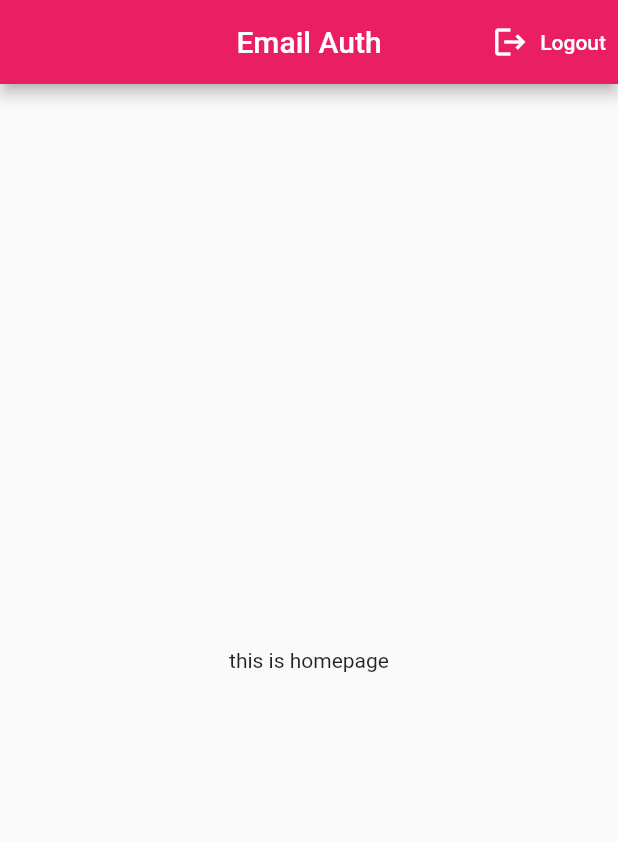
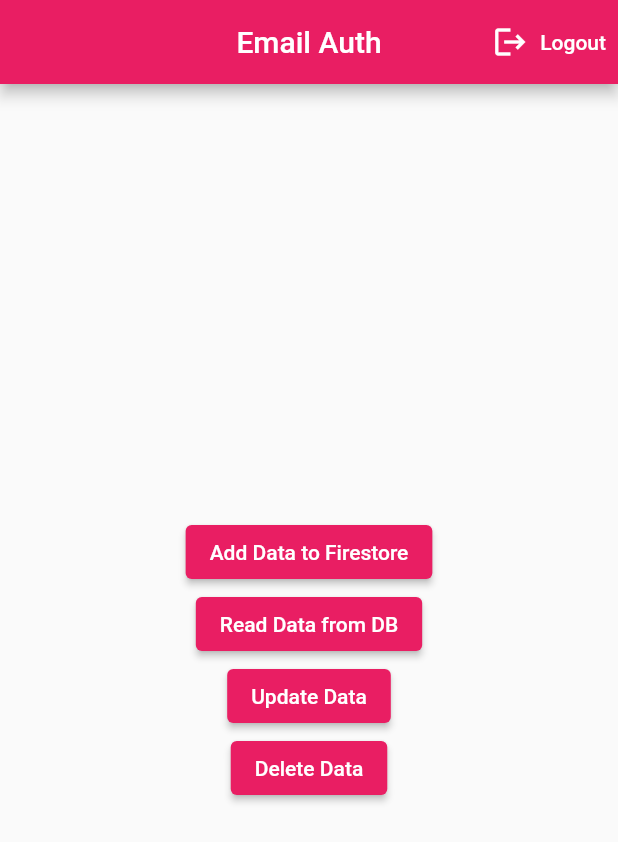
Before and after one commit to bzamanbd/Flutter-Firebase-Email-Password-Auth, a Flutter app: the screen it shows once a user with an empty profile is signed in, on a phone screen of 412 x 824 dp. Shown: the top 842 px of the screen. Run offline on Flutter 3.47's test engine with Material 2 defaults, Android fonts, the light colour scheme and no system bars; our stand-ins replace cloud_firestore, firebase_auth, firebase_core, flutter_signin_button, google_sign_in; accounts and stored records are empty.

Commit message:
CRUD operation with firestore db is done.

```diff
--- a/lib/screens/home_screen.dart
+++ b/lib/screens/home_screen.dart
@@ -1,12 +1,21 @@
+//step1:Creating firestore instance//
+// ignore_for_file: avoid_print
+
+import 'package:cloud_firestore/cloud_firestore.dart';
 import 'package:firebase_first_app/services/auth_service.dart';
 import 'package:flutter/material.dart';
 
+// ignore: must_be_immutable
 class HomeScreen extends StatelessWidget {
   final String title;
-  const HomeScreen({Key? key, required this.title}) : super(key: key);
+  HomeScreen({Key? key, required this.title}) : super(key: key);
+
+  //step2:Creating firestore instance//
+  FirebaseFirestore firestore = FirebaseFirestore.instance;
 
   @override
   Widget build(BuildContext context) {
+    Size size = MediaQuery.of(context).size;
     return SafeArea(
       child: Scaffold(
         appBar: AppBar(
@@ -22,8 +31,69 @@ class HomeScreen extends StatelessWidget {
                 style: TextButton.styleFrom(primary: Colors.white)),
           ],
         ),
-        body: const Center(
-          child: Text('this is homepage'),
+        body: Center(
+          child: SizedBox(
+            width: size.width,
+            child: Column(
+              mainAxisAlignment: MainAxisAlignment.center,
+              crossAxisAlignment: CrossAxisAlignment.center,
+              children: [
+                ElevatedButton(
+                    onPressed: () async {
+                      //step3:Creating collectionReference//
+                      CollectionReference users = firestore.collection('users');
+                      //step4:Adding data in Map format(key:value)//
+                      await users.add({
+                        'name':'Radifa'
+                      });
+
+                      //to set your own docName//
+                      // await users.doc('fruit').set({'name': 'Mango'});
+                    },
+                    child: const Text('Add Data to Firestore')),
+                ElevatedButton(
+                    onPressed: () async {
+                      CollectionReference users = firestore.collection('users');
+                      //to get the output of users(collection)//
+                      // QuerySnapshot allResults = await users.get();
+                      // for (var result in allResults.docs) {
+                      //   print(result.data());
+                      // }
+
+                      //Read data from a specific doc of the collection of DB//
+                      DocumentSnapshot result = await users.doc('fruit').get();
+                      print(result.data());
+
+                      //realtiem data changing as stream//
+                      // users.doc('fruit').snapshots().listen((result) {
+                      //   print(result.data());
+                      // });
+                    },
+                    child: const Text('Read Data from DB')),
+
+                //to update data//
+                ElevatedButton(
+                    onPressed: () async {
+                      await firestore
+                          .collection('users')
+                          .doc('fruit')
+                          .update({
+                            'name':'Guava'
+                          });
+                    },
+                    child: const Text('Update Data')),
+
+                ElevatedButton(
+                    onPressed: () async {
+                      await firestore
+                          .collection('users')
+                          .doc('fruit')
+                          .delete();
+                    },
+                    child: const Text('Delete Data')),
+              ],
+            ),
+          ),
         ),
       ),
     );
--- a/pubspec.yaml
+++ b/pubspec.yaml
@@ -39,6 +39,7 @@ dependencies:
   google_sign_in: ^5.2.3
   google_sign_in_web: ^0.10.0+4
   flutter_signin_button: ^2.0.0
+  cloud_firestore: ^3.1.8
 
 dev_dependencies:
   flutter_test:
```
Also changed, not shown: pubspec.lock, 1 other file.
